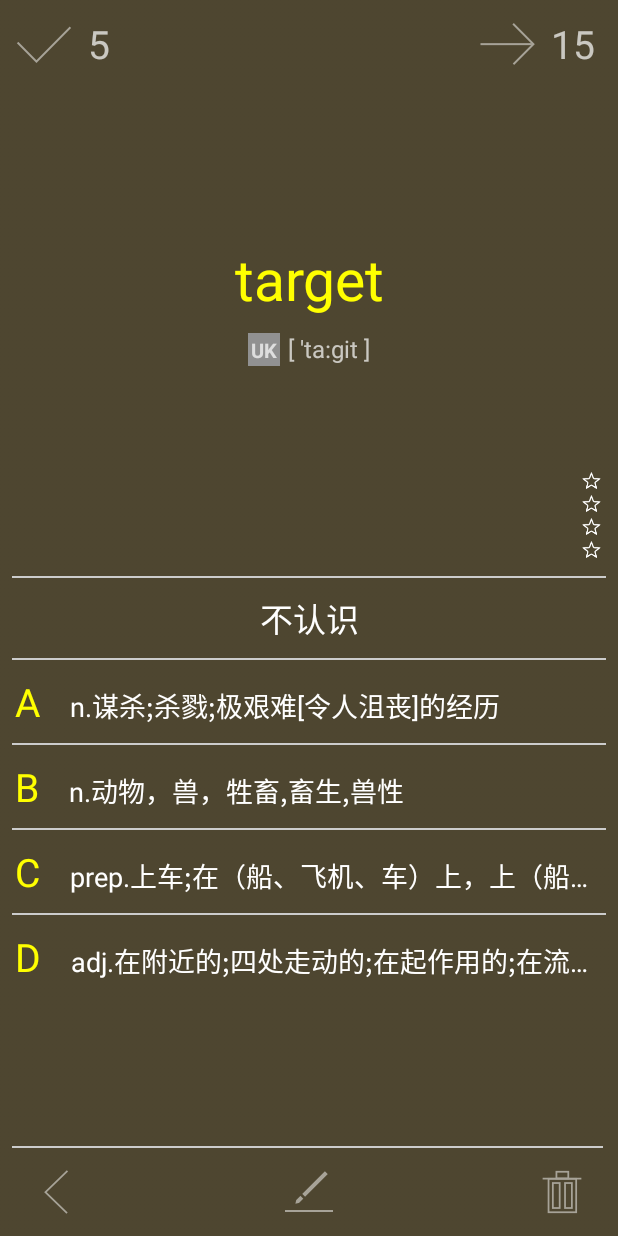
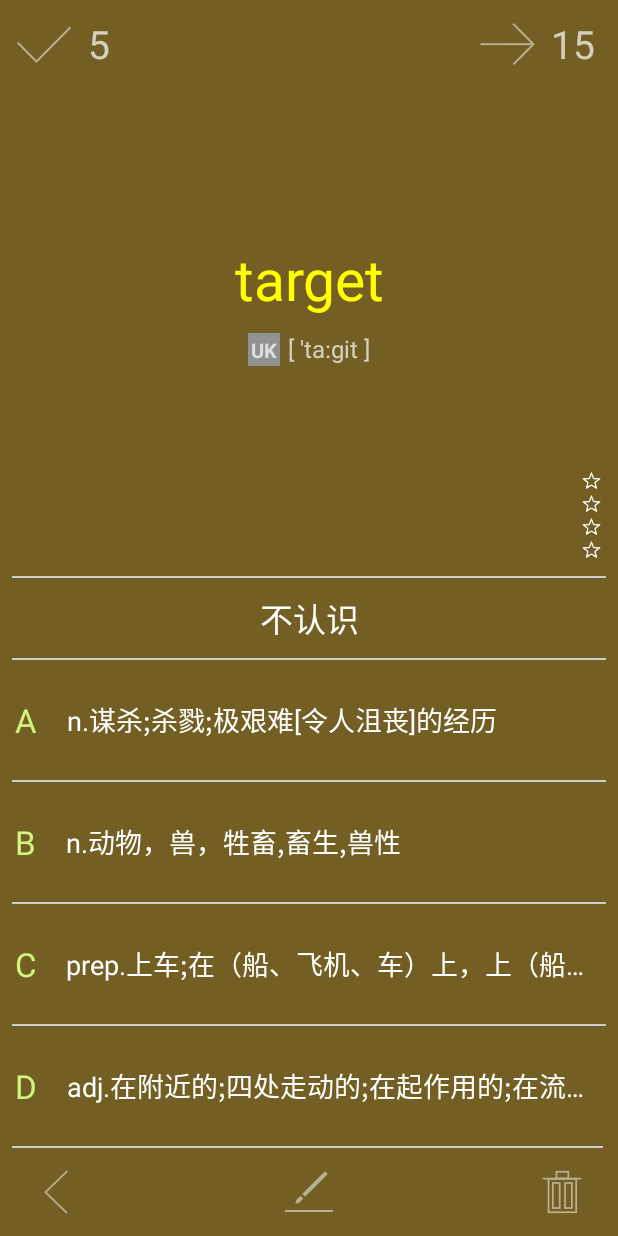
Before and after one commit to bbDseven/ReciteWords, an Android app: the LearnActivity screen opened directly, with no data from a screen before it, on a phone screen of 412 x 824 dp. Run offline under Robolectric (Android 15) with nearby library versions, the phone set to English and light mode, and no system bars; our stand-ins replace CircleImageView; 1 statement that could not run was skipped.

Commit message:
修改例句高度bug和主界面颜色bug

```diff
--- a/app/src/main/java/recitewords/apj/com/recitewords/activity/LearnActivity.java
+++ b/app/src/main/java/recitewords/apj/com/recitewords/activity/LearnActivity.java
@@ -14,6 +14,7 @@ import android.widget.TextView;
 
 import recitewords.apj.com.recitewords.R;
 import recitewords.apj.com.recitewords.fragment.ExampleSentenceFragment;
+import recitewords.apj.com.recitewords.view.SlidingUpMenu;
 
 public class LearnActivity extends BaseActivity implements View.OnClickListener {
 
@@ -34,6 +35,7 @@ public class LearnActivity extends BaseActivity implements View.OnClickListener
         public RelativeLayout rl_learn;   //学习的根布局
         public FrameLayout ll_example;  //例句的根布局
         public LinearLayout ll_show_word;  //顶部显示的单词，音标和学习情况根布局
+        public SlidingUpMenu learn_sliding;
     }
 
     private ViewHolder holder;
@@ -60,6 +62,7 @@ public class LearnActivity extends BaseActivity implements View.OnClickListener
         holder.pb_loading=findViewByIds(R.id.pb_loading);
         holder.tv_word_information=findViewByIds(R.id.tv_word_information);
         holder.ll_show_word=findViewByIds(R.id.ll_show_word);
+        holder.learn_sliding = findViewByIds(R.id.learn_sliding);
 
         holder.ll_show_word.getViewTreeObserver().addOnGlobalLayoutListener(new ViewTreeObserver.OnGlobalLayoutListener() {
             @Override
@@ -77,12 +80,13 @@ public class LearnActivity extends BaseActivity implements View.OnClickListener
         int backgroundNum = intent.getIntExtra("backgroundNum", 0);
         int[] images = intent.getIntArrayExtra("images");
         holder.rl_learn.setBackgroundResource(images[backgroundNum]);
-        holder.rl_learn.getBackground().setAlpha(70);  //更改学习界面透明度
+        holder.learn_sliding.getBackground().setAlpha(150);  //更改学习界面透明度
         holder.ll_example.getBackground().setAlpha(70);  //更改例句界面透明度
 
+        //用Fragment替换帧布局来显示例句
         FragmentManager fm = getFragmentManager();
         FragmentTransaction transaction = fm.beginTransaction();
-        transaction.replace(R.id.ll_example, new ExampleSentenceFragment("aboard"), FRAGMENT_SENTENCE);
+        transaction.replace(R.id.ll_example, new ExampleSentenceFragment("absorb"), FRAGMENT_SENTENCE);
         transaction.commit();
     }
 
--- a/app/src/main/java/recitewords/apj/com/recitewords/fragment/ExampleSentenceFragment.java
+++ b/app/src/main/java/recitewords/apj/com/recitewords/fragment/ExampleSentenceFragment.java
@@ -16,14 +16,15 @@ import recitewords.apj.com.recitewords.bean.WordExampleSentence;
 import recitewords.apj.com.recitewords.db.dao.ExampleSentenceDao;
 
 /**
+ * 例句的展示
  * Created by Seven on 2016/11/30.
  */
 
 public class ExampleSentenceFragment extends BaseFragment {
     private ViewPager vp;
-    private String word;
-    private ImageView cursor;
-    private List<View> list;
+    private String word;    //单词
+    private ImageView cursor;   //游标图片
+    private List<View> list;    //装View的集合
 
     public ExampleSentenceFragment(String word){
         this.word = word;
@@ -39,12 +40,13 @@ public class ExampleSentenceFragment extends BaseFragment {
     @Override
     public void initData() {
         super.initData();
+        //从数据库获取单词例句
         WordExampleSentence bean = querySentence(word);
         String example_sentence = bean.getExample_sentence();
         String example_sentence_mean = bean.getExample_sentence_mean();
         String[] example_sentence_means = example_sentence_mean.split("。");
         String[] example_sentences = example_sentence.split("\\.");
-//        Log.d("seven", bean.getWord()+bean.getExample_sentence()+bean.getExample_sentence_mean()+example_sentences.length+example_sentences[0]);
+        //将例句设置到View控件中并放入集合
         list = new ArrayList<>();
         for (int i=0; i<example_sentence_means.length; i++){
             View view = View.inflate(mActivity, R.layout.viewpager_example_sentence, null);
@@ -54,8 +56,8 @@ public class ExampleSentenceFragment extends BaseFragment {
             vp_example_sentence_mean.setText(example_sentence_means[i]);
             list.add(view);
         }
-
-        vp.setAdapter(new MyPagerAdapter());
+        vp.setAdapter(new MyPagerAdapter());//ViewPager设置适配器
+        //ViewPager设置页面改变监听
         vp.addOnPageChangeListener(new ViewPager.OnPageChangeListener() {
             @Override
             public void onPageScrolled(int position, float positionOffset, int positionOffsetPixels) {
@@ -64,6 +66,7 @@ public class ExampleSentenceFragment extends BaseFragment {
 
             @Override
             public void onPageSelected(int position) {
+                //如果是ViewPager第二页则将游标设置到最后
                 if (position == 1){
                     cursor.setScaleType(ImageView.ScaleType.FIT_END);
                 }else {
@@ -78,12 +81,14 @@ public class ExampleSentenceFragment extends BaseFragment {
         });
     }
 
+    //查询数据库例句获取实体对象
     private WordExampleSentence querySentence(String word) {
         ExampleSentenceDao dao = new ExampleSentenceDao(mActivity);
         WordExampleSentence bean = dao.query(word);
         return bean;
     }
 
+    //适配器
     class MyPagerAdapter extends PagerAdapter{
 
         @Override
--- a/app/src/main/java/recitewords/apj/com/recitewords/fragment/MainFragment.java
+++ b/app/src/main/java/recitewords/apj/com/recitewords/fragment/MainFragment.java
@@ -42,6 +42,7 @@ public class MainFragment extends BaseFragment implements View.OnClickListener {
         TextView tv_word;
         LinearLayout linearLayout;
         ImageView img_sign;
+        ImageView main_img_sign;
         TextView tv_date;
         ImageView iv_menu;
         RelativeLayout main_rl_learn;
@@ -67,6 +68,7 @@ public class MainFragment extends BaseFragment implements View.OnClickListener {
         holder.tv_word = findViewByIds(view, R.id.main_tv_word);
         holder.linearLayout = findViewByIds(view, R.id.main_ll);
         holder.img_sign = findViewByIds(view, R.id.main_img_sign);
+        holder.main_img_sign = findViewByIds(view, R.id.main_img_sign);
         holder.tv_date = findViewByIds(view, R.id.main_tv_date);
         holder.iv_menu = findViewByIds(view, R.id.main_img_menu);
         holder.main_rl_learn=findViewByIds(view,R.id.main_rl_learn);
@@ -89,6 +91,9 @@ public class MainFragment extends BaseFragment implements View.OnClickListener {
         //设置签到里的日期和星期
         String date = DateUtil.getMonthAndDay() + "" + DateUtil.getWeek();
         holder.tv_date.setText(date);
+
+        holder.main_img_sign.setAlpha(150);//主界面签到那里设置透明度
+        holder.linearLayout.getBackground().setAlpha(150);  //主界面学习复习按钮设置透明度
 
         SharedPreferences sp = PrefUtils.getPref(mainActivity);//获取sp
         boolean dbFlag = PrefUtils.getDBFlag(sp, "dbFlag", true);//获取sp中dbFlag的标记
--- a/app/src/main/res/layout/activity_learn.xml
+++ b/app/src/main/res/layout/activity_learn.xml
@@ -8,8 +8,11 @@
     tools:context="recitewords.apj.com.recitewords.activity.LearnActivity">
 
     <recitewords.apj.com.recitewords.view.SlidingUpMenu
+        android:id="@+id/learn_sliding"
         android:layout_width="match_parent"
-        android:layout_height="match_parent">
+        android:layout_height="match_parent"
+        android:background="#000000"
+        >
 
         <include layout="@layout/example_sentence" />
 
--- a/app/src/main/res/layout/activity_main.xml
+++ b/app/src/main/res/layout/activity_main.xml
@@ -15,7 +15,7 @@
         android:id="@+id/fl_main"
         android:layout_width="match_parent"
         android:layout_height="match_parent"
-        android:background="#44BB74">
+        >
     </FrameLayout>
 
     <!-- SLIDING LAYOUT -->
@@ -23,6 +23,6 @@
         android:id="@+id/fl_sliding"
         android:layout_width="match_parent"
         android:layout_height="match_parent"
-        android:background="#DD22DD">
+        >
     </FrameLayout>
 </com.sothree.slidinguppanel.SlidingUpPanelLayout>
--- a/app/src/main/res/layout/fragment_example_sentence.xml
+++ b/app/src/main/res/layout/fragment_example_sentence.xml
@@ -5,7 +5,7 @@
     android:orientation="vertical">
     <android.support.v4.view.ViewPager
         android:layout_width="match_parent"
-        android:layout_height="315dp"
+        android:layout_height="290dp"
         android:id="@+id/example_sentence_vp">
 
     </android.support.v4.view.ViewPager>
--- a/app/src/main/res/layout/fragment_main.xml
+++ b/app/src/main/res/layout/fragment_main.xml
@@ -109,7 +109,7 @@
                 android:layout_height="wrap_content"
                 android:layout_toRightOf="@id/main_tv_learn"
                 android:layout_alignBottom="@id/main_tv_learn"
-                android:text="0"
+                android:text="20"
                 android:textSize="18sp"
                 android:textColor="#ffff33"
                 />
--- a/app/src/main/res/layout/show_word_abcd.xml
+++ b/app/src/main/res/layout/show_word_abcd.xml
@@ -1,7 +1,7 @@
 <?xml version="1.0" encoding="utf-8"?>
 <LinearLayout xmlns:android="http://schemas.android.com/apk/res/android"
     android:layout_width="match_parent"
-    android:layout_height="wrap_content"
+    android:layout_height="match_parent"
     android:id="@+id/ll_abcd"
     android:gravity="center_vertical"
     android:visibility="visible"
@@ -9,8 +9,10 @@
 
     <LinearLayout
         android:id="@+id/ll_A"
+        android:layout_weight="1"
         android:layout_width="match_parent"
-        android:layout_height="wrap_content"
+        android:layout_height="0dp"
+        android:gravity="center_vertical"
         android:orientation="horizontal">
 
         <TextView
@@ -18,8 +20,8 @@
             android:layout_height="wrap_content"
             android:padding="10dp"
             android:text="A"
-            android:textColor="#FF0"
-            android:textSize="26sp" />
+            android:textColor="#d1f57f"
+            android:textSize="22sp" />
 
         <TextView
             android:id="@+id/tv_A"
@@ -42,8 +44,10 @@
         android:layout_height="1dp"/>
     <LinearLayout
         android:id="@+id/ll_"
+        android:layout_weight="1"
         android:layout_width="match_parent"
-        android:layout_height="wrap_content"
+        android:layout_height="0dp"
+        android:gravity="center_vertical"
         android:orientation="horizontal">
 
         <TextView
@@ -51,8 +55,8 @@
             android:layout_height="wrap_content"
             android:padding="10dp"
             android:text="B"
-            android:textColor="#FF0"
-            android:textSize="26sp" />
+            android:textColor="#d1f57f"
+            android:textSize="22sp" />
 
         <TextView
             android:id="@+id/tv_B"
@@ -76,8 +80,10 @@
         android:layout_height="1dp"/>
     <LinearLayout
         android:id="@+id/ll_C"
+        android:layout_weight="1"
         android:layout_width="match_parent"
-        android:layout_height="wrap_content"
+        android:layout_height="0dp"
+        android:gravity="center_vertical"
         android:orientation="horizontal">
 
         <TextView
@@ -85,8 +91,8 @@
             android:layout_height="wrap_content"
             android:padding="10dp"
             android:text="C"
-            android:textColor="#FF0"
-            android:textSize="26sp" />
+            android:textColor="#d1f57f"
+            android:textSize="22sp" />
 
         <TextView
             android:id="@+id/tv_C"
@@ -111,8 +117,10 @@
 
     <LinearLayout
         android:id="@+id/ll_D"
+        android:layout_weight="1"
         android:layout_width="match_parent"
-        android:layout_height="wrap_content"
+        android:layout_height="0dp"
+        android:gravity="center_vertical"
         android:orientation="horizontal">
 
         <TextView
@@ -120,8 +128,8 @@
             android:layout_height="wrap_content"
             android:padding="10dp"
             android:text="D"
-            android:textColor="#FF0"
-            android:textSize="26sp" />
+            android:textColor="#d1f57f"
+            android:textSize="22sp" />
 
         <TextView
             android:id="@+id/tv_D"
```
